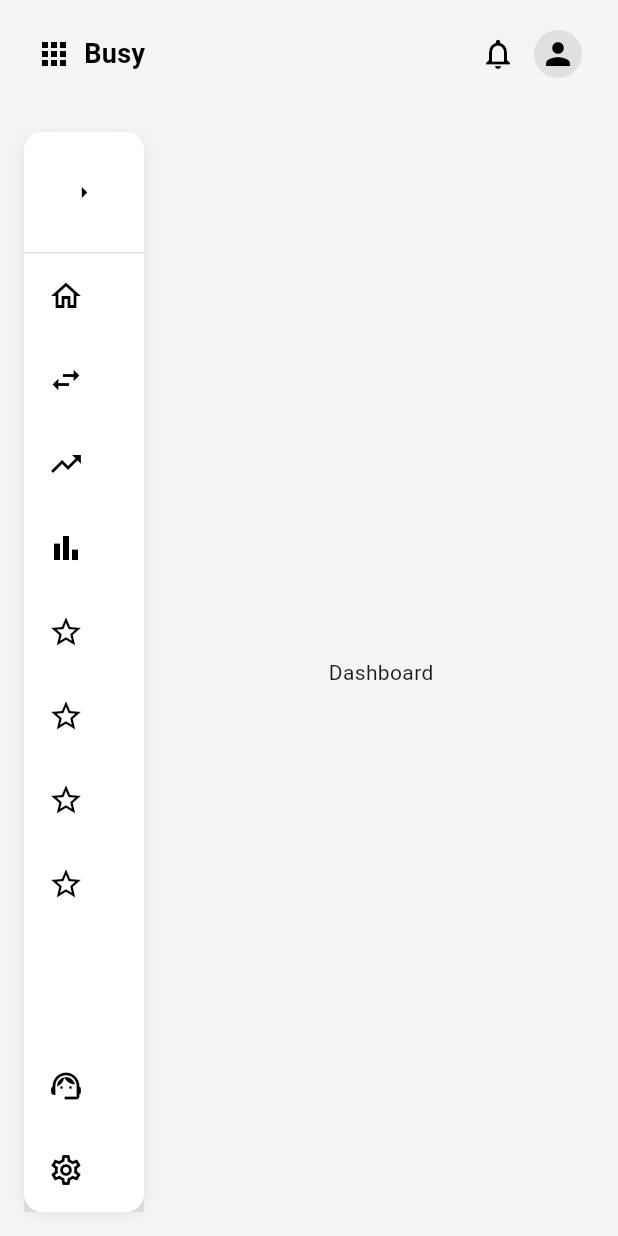
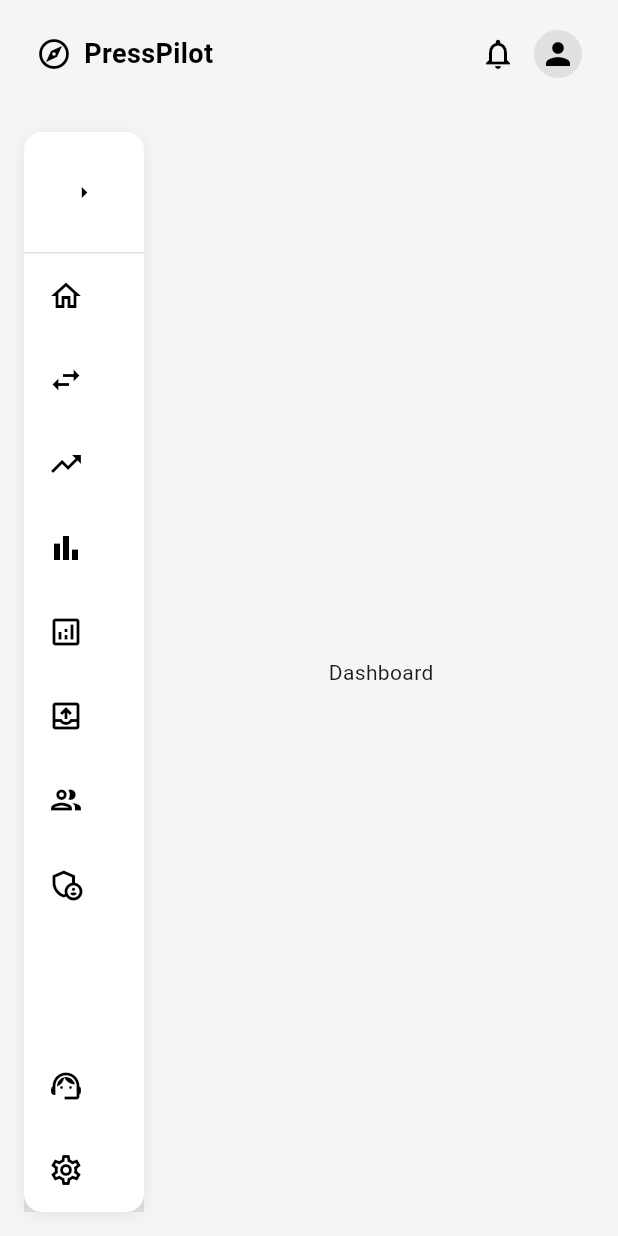
Before and after one commit to DebdaruDG/NewsForg, a Flutter app: the DashboardWrapper screen opened by its route, on a phone screen of 412 x 824 dp. Run offline on Flutter 3.47's test engine with Material 3 defaults, Android fonts, the light colour scheme and no system bars; our stand-ins replace go_router.

Commit message:
Press Pilot app named

```diff
--- a/B2B Portal/lib/model/sidebar_model.dart
+++ b/B2B Portal/lib/model/sidebar_model.dart
@@ -16,15 +16,6 @@ class SidebarItemModel {
 }
 
 class SidebarItems {
-  // 1. Overview
-  // 2. Content
-  // 3. Reviews
-  // 4. Schedules
-  // 5. Analytics
-  // 6. Distribution
-  // 7. User Management
-  // 8. Role Management
-
   static List<SidebarItemModel> get topSideBarItems => [
     SidebarItemModel(
       icon: DashboardIcons.home,
@@ -47,22 +38,22 @@ class SidebarItems {
       screen: AppScreen.dashboard,
     ),
     SidebarItemModel(
-      icon: DashboardIcons.rewards,
+      icon: DashboardIcons.analytics,
       label: 'Analytics',
       screen: AppScreen.dashboard,
     ),
     SidebarItemModel(
-      icon: DashboardIcons.rewards,
+      icon: DashboardIcons.distribution,
       label: 'Distribution',
       screen: AppScreen.dashboard,
     ),
     SidebarItemModel(
-      icon: DashboardIcons.rewards,
+      icon: DashboardIcons.userManagement,
       label: 'User Management',
       screen: AppScreen.dashboard,
     ),
     SidebarItemModel(
-      icon: DashboardIcons.rewards,
+      icon: DashboardIcons.roleManagement,
       label: 'Role Management',
       screen: AppScreen.dashboard,
     ),
--- a/B2B Portal/lib/screens/dashboard/dashboard_wrapper.dart
+++ b/B2B Portal/lib/screens/dashboard/dashboard_wrapper.dart
@@ -46,16 +46,19 @@ class _DashboardWrapperState extends State<DashboardWrapper> {
             child: Row(
               mainAxisAlignment: MainAxisAlignment.spaceBetween,
               children: [
-                // App logo and "Busy" label
+                // App logo and "PressPilot" label
                 Row(
                   children: [
                     const Icon(
-                      Icons.apps,
+                      Icons.explore_outlined,
                       color: DashboardColors.primaryBlack,
                       size: 24,
                     ),
                     const SizedBox(width: 8),
-                    Text('Busy', style: DashboardTextStyles.sectionHeader),
+                    Text(
+                      'PressPilot',
+                      style: DashboardTextStyles.sectionHeader,
+                    ),
                   ],
                 ),
                 // User actions
--- a/B2B Portal/lib/utils/icon_constants.dart
+++ b/B2B Portal/lib/utils/icon_constants.dart
@@ -16,4 +16,10 @@ class DashboardIcons {
   static const IconData declined = Icons.cancel_outlined;
   static const IconData trendingUp = Icons.arrow_upward;
   static const IconData trendingDown = Icons.arrow_downward;
+
+  // ✅ New icons for sidebar
+  static const IconData analytics = Icons.analytics_outlined;
+  static const IconData distribution = Icons.outbox_outlined;
+  static const IconData userManagement = Icons.group_outlined;
+  static const IconData roleManagement = Icons.admin_panel_settings_outlined;
 }
```
